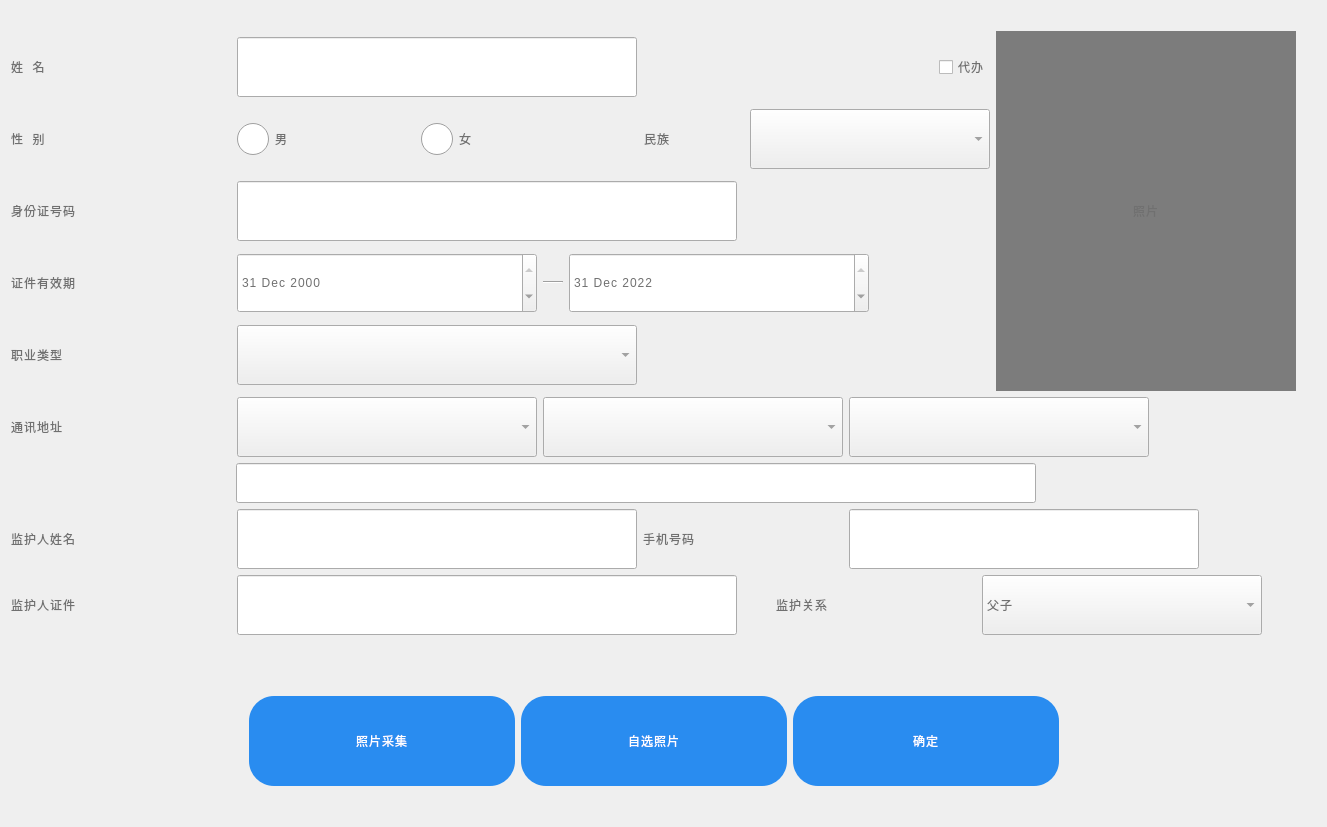
leithergit/SSCard_System, file SSCard_System/uc_inputidcardinfo.ui: the form before one commit.
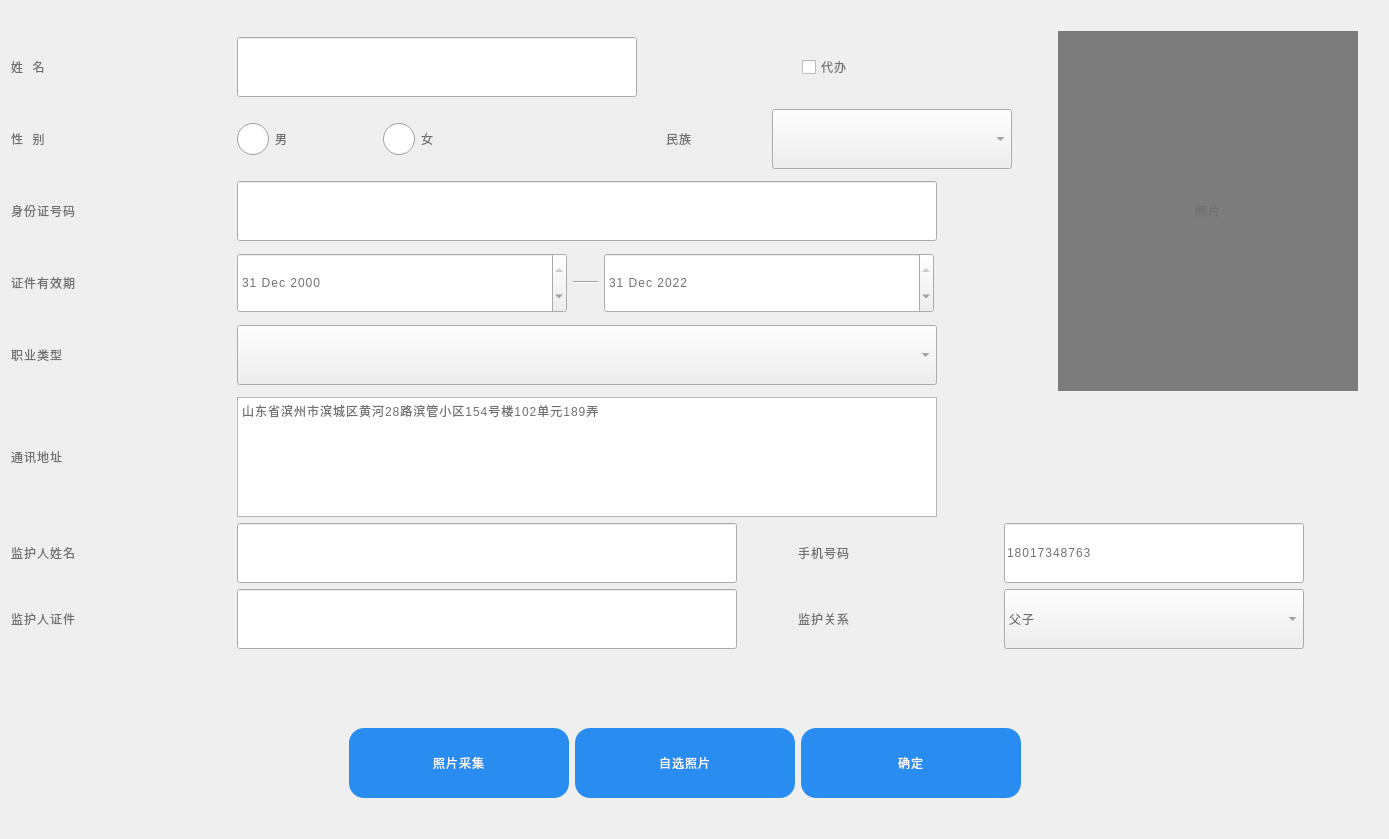
The form after the commit. Icons and pictures are not drawn.

What changed in the file:
```diff
--- a/SSCard_System/uc_inputidcardinfo.ui
+++ b/SSCard_System/uc_inputidcardinfo.ui
@@ -6,8 +6,8 @@
    <rect>
     <x>0</x>
     <y>0</y>
-    <width>1327</width>
-    <height>827</height>
+    <width>1389</width>
+    <height>839</height>
    </rect>
   </property>
   <property name="maximumSize">
@@ -118,7 +118,7 @@
               </widget>
              </item>
              <item>
-              <spacer name="horizontalSpacer_11">
+              <spacer name="horizontalSpacer_9">
                <property name="orientation">
                 <enum>Qt::Horizontal</enum>
                </property>
@@ -132,15 +132,43 @@
              </item>
              <item>
               <widget class="QCheckBox" name="checkBox_Agency">
+               <property name="minimumSize">
+                <size>
+                 <width>210</width>
+                 <height>60</height>
+                </size>
+               </property>
+               <property name="maximumSize">
+                <size>
+                 <width>210</width>
+                 <height>60</height>
+                </size>
+               </property>
                <property name="text">
                 <string>代办</string>
                </property>
               </widget>
              </item>
+             <item>
+              <spacer name="horizontalSpacer_11">
+               <property name="orientation">
+                <enum>Qt::Horizontal</enum>
+               </property>
+               <property name="sizeType">
+                <enum>QSizePolicy::Fixed</enum>
+               </property>
+               <property name="sizeHint" stdset="0">
+                <size>
+                 <width>40</width>
+                 <height>20</height>
+                </size>
+               </property>
+              </spacer>
+             </item>
             </layout>
            </item>
            <item>
-            <layout class="QHBoxLayout" name="horizontalLayout_2" stretch="0,0,0,1,1">
+            <layout class="QHBoxLayout" name="horizontalLayout_2" stretch="0,0,0,1,1,0">
              <item>
               <widget class="QLabel" name="label_Gender">
                <property name="minimumSize">
@@ -175,7 +203,7 @@
                 <widget class="QRadioButton" name="radioButton_Male">
                  <property name="minimumSize">
                   <size>
-                   <width>80</width>
+                   <width>100</width>
                    <height>40</height>
                   </size>
                  </property>
@@ -197,11 +225,24 @@
                  </property>
                 </widget>
                </item>
+               <item>
+                <spacer name="horizontalSpacer_17">
+                 <property name="orientation">
+                  <enum>Qt::Horizontal</enum>
+                 </property>
+                 <property name="sizeHint" stdset="0">
+                  <size>
+                   <width>40</width>
+                   <height>20</height>
+                  </size>
+                 </property>
+                </spacer>
+               </item>
                <item>
                 <widget class="QRadioButton" name="radioButton_Female">
                  <property name="minimumSize">
                   <size>
-                   <width>80</width>
+                   <width>100</width>
                    <height>40</height>
                   </size>
                  </property>
@@ -226,13 +267,10 @@
               </layout>
              </item>
              <item>
-              <spacer name="horizontalSpacer_4">
+              <spacer name="horizontalSpacer_13">
                <property name="orientation">
                 <enum>Qt::Horizontal</enum>
                </property>
-               <property name="sizeType">
-                <enum>QSizePolicy::Fixed</enum>
-               </property>
                <property name="sizeHint" stdset="0">
                 <size>
                  <width>40</width>
@@ -282,6 +320,22 @@
                </property>
               </widget>
              </item>
+             <item>
+              <spacer name="horizontalSpacer_4">
+               <property name="orientation">
+                <enum>Qt::Horizontal</enum>
+               </property>
+               <property name="sizeType">
+                <enum>QSizePolicy::Fixed</enum>
+               </property>
+               <property name="sizeHint" stdset="0">
+                <size>
+                 <width>40</width>
+                 <height>20</height>
+                </size>
+               </property>
+              </spacer>
+             </item>
             </layout>
            </item>
            <item>
@@ -312,13 +366,13 @@
               <widget class="QLineEdit" name="lineEdit_CardID">
                <property name="minimumSize">
                 <size>
-                 <width>500</width>
-                 <height>40</height>
+                 <width>700</width>
+                 <height>60</height>
                 </size>
                </property>
                <property name="maximumSize">
                 <size>
-                 <width>500</width>
+                 <width>700</width>
                  <height>60</height>
                 </size>
                </property>
@@ -373,7 +427,7 @@
               <widget class="QDateEdit" name="dateEdit_Issued">
                <property name="minimumSize">
                 <size>
-                 <width>300</width>
+                 <width>330</width>
                  <height>60</height>
                 </size>
                </property>
@@ -399,13 +453,13 @@
               <widget class="Line" name="line">
                <property name="minimumSize">
                 <size>
-                 <width>20</width>
+                 <width>25</width>
                  <height>0</height>
                 </size>
                </property>
                <property name="maximumSize">
                 <size>
-                 <width>20</width>
+                 <width>25</width>
                  <height>16777215</height>
                 </size>
                </property>
@@ -418,7 +472,7 @@
               <widget class="QDateEdit" name="dateEdit_Expired">
                <property name="minimumSize">
                 <size>
-                 <width>300</width>
+                 <width>330</width>
                  <height>60</height>
                 </size>
                </property>
@@ -483,7 +537,7 @@
               <widget class="QComboBox" name="comboBox_Career">
                <property name="minimumSize">
                 <size>
-                 <width>400</width>
+                 <width>700</width>
                  <height>60</height>
                 </size>
                </property>
@@ -569,62 +623,24 @@
             </widget>
            </item>
            <item>
-            <widget class="QComboBox" name="comboBox_Province">
+            <widget class="QPlainTextEdit" name="plainTextEdit_Address">
              <property name="minimumSize">
               <size>
-               <width>300</width>
-               <height>60</height>
+               <width>700</width>
+               <height>100</height>
               </size>
              </property>
              <property name="maximumSize">
               <size>
-               <width>300</width>
-               <height>60</height>
+               <width>16777215</width>
+               <height>120</height>
               </size>
              </property>
-             <property name="styleSheet">
-              <string notr="true"/>
+             <property name="verticalScrollBarPolicy">
+              <enum>Qt::ScrollBarAlwaysOff</enum>
              </property>
-             <property name="maxVisibleItems">
-              <number>16</number>
-             </property>
-            </widget>
-           </item>
-           <item>
-            <widget class="QComboBox" name="comboBox_City">
-             <property name="minimumSize">
-              <size>
-               <width>300</width>
-               <height>60</height>
-              </size>
-             </property>
-             <property name="maximumSize">
-              <size>
-               <width>300</width>
-               <height>60</height>
-              </size>
-             </property>
-             <property name="styleSheet">
-              <string notr="true"/>
-             </property>
-            </widget>
-           </item>
-           <item>
-            <widget class="QComboBox" name="comboBox_County">
-             <property name="minimumSize">
-              <size>
-               <width>300</width>
-               <height>60</height>
-              </size>
-             </property>
-             <property name="maximumSize">
-              <size>
-               <width>300</width>
-               <height>60</height>
-              </size>
-             </property>
-             <property name="styleSheet">
-              <string notr="true"/>
+             <property name="plainText">
+              <string>山东省滨州市滨城区黄河28路滨管小区154号楼102单元189弄</string>
              </property>
             </widget>
            </item>
@@ -643,58 +659,6 @@
            </item>
           </layout>
          </item>
-         <item>
-          <layout class="QHBoxLayout" name="horizontalLayout_26">
-           <item>
-            <spacer name="horizontalSpacer_8">
-             <property name="orientation">
-              <enum>Qt::Horizontal</enum>
-             </property>
-             <property name="sizeType">
-              <enum>QSizePolicy::Fixed</enum>
-             </property>
-             <property name="sizeHint" stdset="0">
-              <size>
-               <width>225</width>
-               <height>20</height>
-              </size>
-             </property>
-            </spacer>
-           </item>
-           <item>
-            <widget class="QLineEdit" name="lineEdit_Address">
-             <property name="minimumSize">
-              <size>
-               <width>800</width>
-               <height>40</height>
-              </size>
-             </property>
-             <property name="maximumSize">
-              <size>
-               <width>6555</width>
-               <height>60</height>
-              </size>
-             </property>
-             <property name="readOnly">
-              <bool>false</bool>
-             </property>
-            </widget>
-           </item>
-           <item>
-            <spacer name="horizontalSpacer_9">
-             <property name="orientation">
-              <enum>Qt::Horizontal</enum>
-             </property>
-             <property name="sizeHint" stdset="0">
-              <size>
-               <width>40</width>
-               <height>20</height>
-              </size>
-             </property>
-            </spacer>
-           </item>
-          </layout>
-         </item>
          <item>
           <layout class="QHBoxLayout" name="horizontalLayout_Guardian">
            <item>
@@ -723,7 +687,7 @@
             <widget class="QLineEdit" name="lineEdit_Guardian">
              <property name="minimumSize">
               <size>
-               <width>400</width>
+               <width>500</width>
                <height>60</height>
               </size>
              </property>
@@ -738,6 +702,19 @@
              </property>
             </widget>
            </item>
+           <item>
+            <spacer name="horizontalSpacer">
+             <property name="orientation">
+              <enum>Qt::Horizontal</enum>
+             </property>
+             <property name="sizeHint" stdset="0">
+              <size>
+               <width>40</width>
+               <height>20</height>
+              </size>
+             </property>
+            </spacer>
+           </item>
            <item>
             <widget class="QLabel" name="label_GuardianMobile">
              <property name="minimumSize">
@@ -764,18 +741,18 @@
             <widget class="QLineEdit" name="lineEdit_GuardianMobile">
              <property name="minimumSize">
               <size>
-               <width>350</width>
+               <width>300</width>
                <height>60</height>
               </size>
              </property>
              <property name="maximumSize">
               <size>
-               <width>500</width>
+               <width>300</width>
                <height>60</height>
               </size>
              </property>
              <property name="text">
-              <string/>
+              <string>18017348763</string>
              </property>
              <property name="readOnly">
               <bool>false</bool>
@@ -783,7 +760,7 @@
             </widget>
            </item>
            <item>
-            <spacer name="horizontalSpacer">
+            <spacer name="horizontalSpacer_7">
              <property name="orientation">
               <enum>Qt::Horizontal</enum>
              </property>
@@ -826,7 +803,7 @@
              <property name="minimumSize">
               <size>
                <width>500</width>
-               <height>40</height>
+               <height>60</height>
               </size>
              </property>
              <property name="maximumSize">
@@ -882,13 +859,13 @@
             <widget class="QComboBox" name="comboBox_Guardianship">
              <property name="minimumSize">
               <size>
-               <width>280</width>
+               <width>300</width>
                <height>60</height>
               </size>
              </property>
              <property name="maximumSize">
               <size>
-               <width>280</width>
+               <width>300</width>
                <height>60</height>
               </size>
              </property>
@@ -918,7 +895,7 @@
             </widget>
            </item>
            <item>
-            <spacer name="horizontalSpacer_7">
+            <spacer name="horizontalSpacer_8">
              <property name="orientation">
               <enum>Qt::Horizontal</enum>
              </property>
@@ -971,14 +948,14 @@
          </property>
          <property name="minimumSize">
           <size>
-           <width>266</width>
-           <height>90</height>
+           <width>220</width>
+           <height>70</height>
           </size>
          </property>
          <property name="styleSheet">
           <string notr="true">QPushButton{background-color: #298cf0;
-border-radius: 25px;
-font: 57 42px &quot;思源黑体 CN Medium&quot;;
+border-radius: 15px;
+font: 36px &quot;思源黑体 CN Medium&quot;;
 font-weight: normal;
 line-height: 49px;
 letter-spacing: 1px;
@@ -999,14 +976,14 @@
          </property>
          <property name="minimumSize">
           <size>
-           <width>266</width>
-           <height>90</height>
+           <width>220</width>
+           <height>70</height>
           </size>
          </property>
          <property name="styleSheet">
           <string notr="true">QPushButton{background-color: #298cf0;
-border-radius: 25px;
-font: 57 42px &quot;思源黑体 CN Medium&quot;;
+border-radius: 15px;
+font: 36px &quot;思源黑体 CN Medium&quot;;
 font-weight: normal;
 line-height: 49px;
 letter-spacing: 1px;
@@ -1027,14 +1004,14 @@
          </property>
          <property name="minimumSize">
           <size>
-           <width>266</width>
-           <height>90</height>
+           <width>220</width>
+           <height>70</height>
           </size>
          </property>
          <property name="styleSheet">
           <string notr="true">QPushButton{background-color: #298cf0;
-border-radius: 25px;
-font: 57 42px &quot;思源黑体 CN Medium&quot;;
+border-radius: 15px;
+font: 36px &quot;思源黑体 CN Medium&quot;;
 font-weight: normal;
 line-height: 49px;
 letter-spacing: 1px;
```
